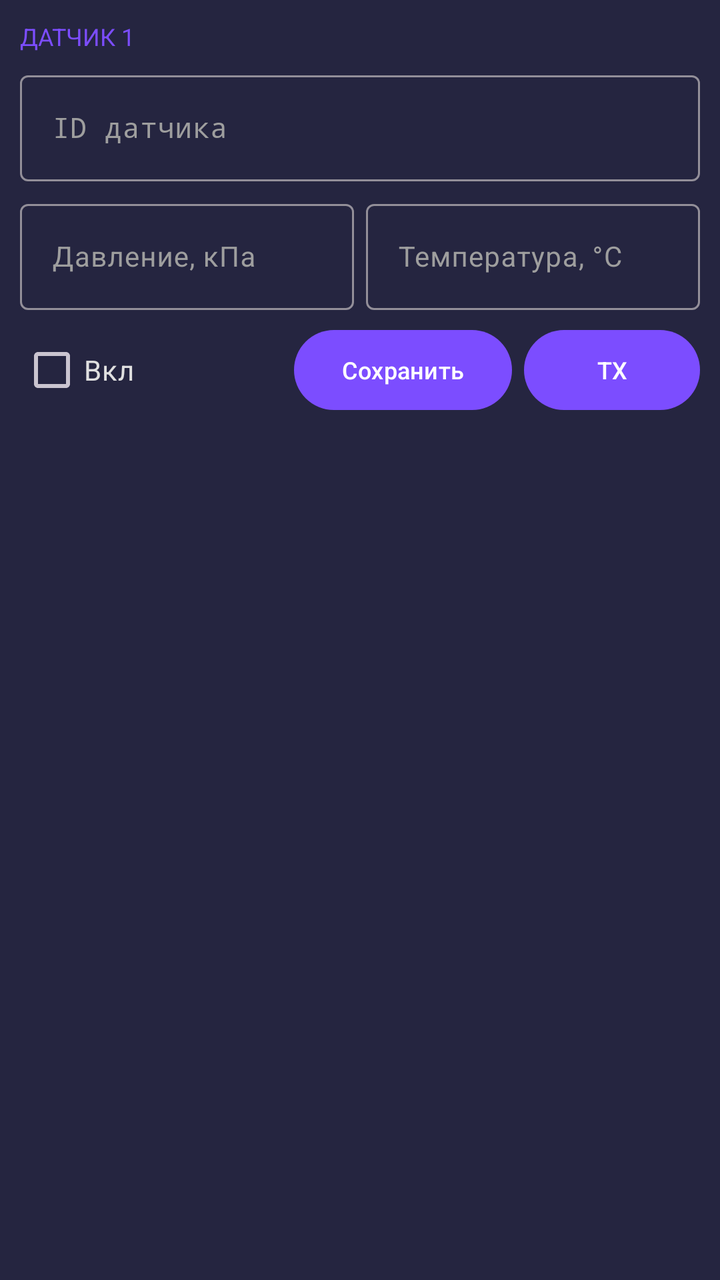
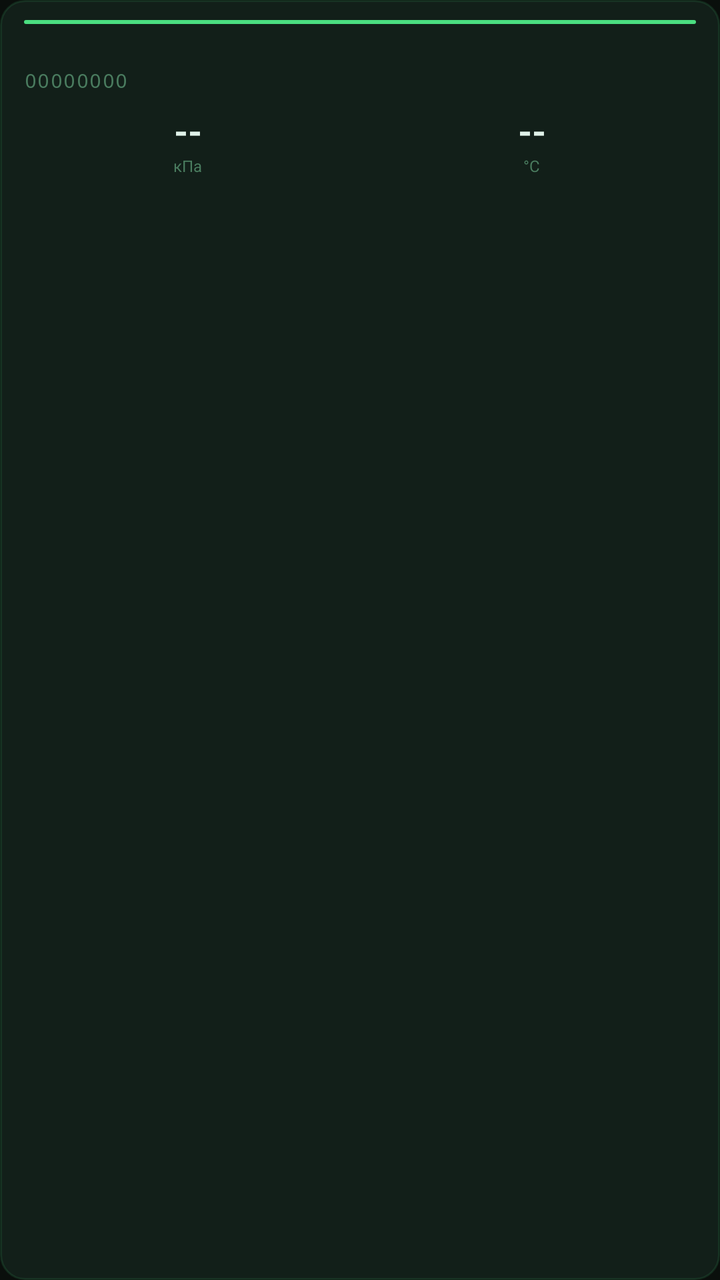

The first picture is an Android layout as it rendered before a commit; the second is the same layout after the commit. The layout source and the unified diff follow.
<!-- AndroidManifest.xml: application theme Theme.TPMS -->
<!-- res/layout/item_sensor.xml -->
<?xml version="1.0" encoding="utf-8"?>
<LinearLayout xmlns:android="http://schemas.android.com/apk/res/android"
    android:layout_width="match_parent"
    android:layout_height="wrap_content"
    xmlns:app="http://schemas.android.com/apk/res-auto"
    android:orientation="vertical"
    android:padding="10dp"
    android:layout_marginBottom="8dp"
    android:background="#252540">

    <TextView
        android:id="@+id/tvPosition"
        android:layout_width="wrap_content"
        android:layout_height="wrap_content"
        android:text="Датчик 1"
        android:textColor="#7C4DFF"
        android:textSize="12sp"
        android:textAllCaps="true"
        android:layout_marginBottom="6dp" />

    <com.google.android.material.textfield.TextInputLayout
        android:layout_width="match_parent"
        android:layout_height="wrap_content"
        android:layout_marginBottom="6dp"
        android:textColorHint="#9E9E9E">

        <com.google.android.material.textfield.TextInputEditText
            android:id="@+id/etSensorId"
            android:layout_width="match_parent"
            android:layout_height="wrap_content"
            android:hint="@string/sensor_id"
            android:maxLength="8"
            android:textColor="#E0E0E0"
            android:fontFamily="monospace"
            android:textSize="14sp" />
    </com.google.android.material.textfield.TextInputLayout>

    <LinearLayout
        android:layout_width="match_parent"
        android:layout_height="wrap_content"
        android:orientation="horizontal"
        android:layout_marginBottom="6dp">

        <com.google.android.material.textfield.TextInputLayout
            android:layout_width="0dp"
            android:layout_height="wrap_content"
            android:layout_weight="1"
            android:layout_marginEnd="6dp"
            android:textColorHint="#9E9E9E">

            <com.google.android.material.textfield.TextInputEditText
                android:id="@+id/etPressure"
                android:layout_width="match_parent"
                android:layout_height="wrap_content"
                android:hint="@string/pressure"
                android:inputType="number"
                android:textColor="#E0E0E0"
                android:textSize="14sp" />
        </com.google.android.material.textfield.TextInputLayout>

        <com.google.android.material.textfield.TextInputLayout
            android:layout_width="0dp"
            android:layout_height="wrap_content"
            android:layout_weight="1"
            android:textColorHint="#9E9E9E">

            <com.google.android.material.textfield.TextInputEditText
                android:id="@+id/etTemperature"
                android:layout_width="match_parent"
                android:layout_height="wrap_content"
                android:hint="@string/temperature"
                android:inputType="numberSigned"
                android:textColor="#E0E0E0"
                android:textSize="14sp" />
        </com.google.android.material.textfield.TextInputLayout>
    </LinearLayout>

    <LinearLayout
        android:layout_width="match_parent"
        android:layout_height="wrap_content"
        android:orientation="horizontal"
        android:gravity="center_vertical">

        <CheckBox
            android:id="@+id/cbEnabled"
            android:layout_width="0dp"
            android:layout_height="wrap_content"
            android:layout_weight="1"
            android:text="@string/enabled"
            android:textColor="#E0E0E0" />

        <Button
            android:id="@+id/btnSaveSensor"
            android:layout_width="wrap_content"
            android:layout_height="wrap_content"
            android:text="@string/save"
            android:textSize="12sp" />

        <Button
            android:id="@+id/btnTxSensor"
            android:layout_width="wrap_content"
            android:layout_height="wrap_content"
            android:text="TX"
            android:textSize="12sp"
            android:layout_marginStart="6dp" />
    </LinearLayout>
</LinearLayout>
<!-- resources referenced by this layout -->
<resources>
  <string name="enabled">Вкл</string>
  <string name="pressure">Давление, кПа</string>
  <string name="save">Сохранить</string>
  <string name="sensor_id">ID датчика</string>
  <string name="temperature">Температура, °C</string>
  <style name="Theme.TPMS" parent="Theme.Material3.Dark.NoActionBar">
          <item name="colorPrimary">@color/purple_500</item>
          <item name="colorPrimaryVariant">@color/purple_700</item>
          <item name="colorOnPrimary">@color/white</item>
          <item name="colorSecondary">@color/teal_200</item>
          <item name="android:statusBarColor">@color/black</item>
          <item name="android:windowBackground">@color/black</item>
      </style>
  <color name="purple_500">#7C4DFF</color>
  <color name="purple_700">#651FFF</color>
  <color name="white">#FFFFFFFF</color>
  <color name="teal_200">#69F0AE</color>
  <color name="black">#FF000000</color>
</resources>

<!-- the commit's change to res/layout/item_sensor.xml (unified diff, before → after) -->
@@ -1,107 +1,94 @@
 <?xml version="1.0" encoding="utf-8"?>
 <LinearLayout xmlns:android="http://schemas.android.com/apk/res/android"
-    android:layout_width="match_parent"
+    android:id="@+id/sensorCard"
+    android:layout_width="115dp"
     android:layout_height="wrap_content"
-    xmlns:app="http://schemas.android.com/apk/res-auto"
     android:orientation="vertical"
-    android:padding="10dp"
-    android:layout_marginBottom="8dp"
-    android:background="#252540">
+    android:background="@drawable/bg_sensor"
+    android:paddingStart="12dp"
+    android:paddingTop="10dp"
+    android:paddingEnd="12dp"
+    android:paddingBottom="10dp"
+    android:clickable="true"
+    android:focusable="true">
+
+    <View
+        android:layout_width="match_parent"
+        android:layout_height="2dp"
+        android:background="@drawable/bg_accent_line"
+        android:layout_marginBottom="6dp" />
 
     <TextView
-        android:id="@+id/tvPosition"
+        android:id="@+id/tvCardTitle"
         android:layout_width="wrap_content"
         android:layout_height="wrap_content"
-        android:text="Датчик 1"
-        android:textColor="#7C4DFF"
-        android:textSize="12sp"
+        android:textStyle="bold"
+        android:textSize="9sp"
+        android:textColor="@color/text_secondary"
         android:textAllCaps="true"
+        android:letterSpacing="0.06"
+        android:layout_marginBottom="3dp" />
+
+    <TextView
+        android:id="@+id/tvCardId"
+        android:layout_width="wrap_content"
+        android:layout_height="wrap_content"
+        android:text="00000000"
+        android:fontFamily="monospace"
+        android:textSize="10sp"
+        android:textColor="@color/text_muted"
+        android:letterSpacing="0.05"
         android:layout_marginBottom="6dp" />
-
-    <com.google.android.material.textfield.TextInputLayout
-        android:layout_width="match_parent"
-        android:layout_height="wrap_content"
-        android:layout_marginBottom="6dp"
-        android:textColorHint="#9E9E9E">
-
-        <com.google.android.material.textfield.TextInputEditText
-            android:id="@+id/etSensorId"
-            android:layout_width="match_parent"
-            android:layout_height="wrap_content"
-            android:hint="@string/sensor_id"
-            android:maxLength="8"
-            android:textColor="#E0E0E0"
-            android:fontFamily="monospace"
-            android:textSize="14sp" />
-    </com.google.android.material.textfield.TextInputLayout>
 
     <LinearLayout
         android:layout_width="match_parent"
         android:layout_height="wrap_content"
-        android:orientation="horizontal"
-        android:layout_marginBottom="6dp">
+        android:orientation="horizontal">
 
-        <com.google.android.material.textfield.TextInputLayout
+        <LinearLayout
             android:layout_width="0dp"
             android:layout_height="wrap_content"
             android:layout_weight="1"
-            android:layout_marginEnd="6dp"
-            android:textColorHint="#9E9E9E">
+            android:gravity="center_horizontal"
+            android:orientation="vertical"
+            android:layout_marginEnd="4dp">
+            <TextView
+                android:id="@+id/tvCardPressure"
+                android:layout_width="wrap_content"
+                android:layout_height="wrap_content"
+                android:textSize="18sp"
+                android:textStyle="bold"
+                android:textColor="@color/text_primary"
+                android:text="--" />
+            <TextView
+                android:layout_width="wrap_content"
+                android:layout_height="wrap_content"
+                android:textSize="8sp"
+                android:textColor="@color/text_muted"
+                android:text="@string/unit_kpa" />
+        </LinearLayout>
 
-            <com.google.android.material.textfield.TextInputEditText
-                android:id="@+id/etPressure"
-                android:layout_width="match_parent"
-                android:layout_height="wrap_content"
-                android:hint="@string/pressure"
-                android:inputType="number"
-                android:textColor="#E0E0E0"
-                android:textSize="14sp" />
-        </com.google.android.material.textfield.TextInputLayout>
-
-        <com.google.android.material.textfield.TextInputLayout
+        <LinearLayout
             android:layout_width="0dp"
             android:layout_height="wrap_content"
             android:layout_weight="1"
-            android:textColorHint="#9E9E9E">
-
-            <com.google.android.material.textfield.TextInputEditText
-                android:id="@+id/etTemperature"
-                android:layout_width="match_parent"
+            android:gravity="center_horizontal"
+            android:orientation="vertical"
+            android:layout_marginStart="4dp">
+            <TextView
+                android:id="@+id/tvCardTemp"
+                android:layout_width="wrap_content"
                 android:layout_height="wrap_content"
-                android:hint="@string/temperature"
-                android:inputType="numberSigned"
-                android:textColor="#E0E0E0"
-                android:textSize="14sp" />
-        </com.google.android.material.textfield.TextInputLayout>
-    </LinearLayout>
-
-    <LinearLayout
-        android:layout_width="match_parent"
-        android:layout_height="wrap_content"
-        android:orientation="horizontal"
-        android:gravity="center_vertical">
-
-        <CheckBox
-            android:id="@+id/cbEnabled"
-            android:layout_width="0dp"
-            android:layout_height="wrap_content"
-            android:layout_weight="1"
-            android:text="@string/enabled"
-            android:textColor="#E0E0E0" />
-
-        <Button
-            android:id="@+id/btnSaveSensor"
-            android:layout_width="wrap_content"
-            android:layout_height="wrap_content"
-            android:text="@string/save"
-            android:textSize="12sp" />
-
-        <Button
-            android:id="@+id/btnTxSensor"
-            android:layout_width="wrap_content"
-            android:layout_height="wrap_content"
-            android:text="TX"
-            android:textSize="12sp"
-            android:layout_marginStart="6dp" />
+                android:textSize="18sp"
+                android:textStyle="bold"
+                android:textColor="@color/text_primary"
+                android:text="--" />
+            <TextView
+                android:layout_width="wrap_content"
+                android:layout_height="wrap_content"
+                android:textSize="8sp"
+                android:textColor="@color/text_muted"
+                android:text="@string/unit_c" />
+        </LinearLayout>
     </LinearLayout>
 </LinearLayout>
<!-- resource entries referenced after the edit -->
@@ -1,22 +1,37 @@
 <!-- resources referenced by this layout -->
 <resources>
-  <string name="enabled">Вкл</string>
-  <string name="pressure">Давление, кПа</string>
-  <string name="save">Сохранить</string>
-  <string name="sensor_id">ID датчика</string>
-  <string name="temperature">Температура, °C</string>
+  <color name="text_muted">#4A7C5F</color>
+  <color name="text_primary">#E0F2E9</color>
+  <color name="text_secondary">#6B9E7F</color>
+  <!-- drawable bg_accent_line (drawable) -->
+  <?xml version="1.0" encoding="utf-8"?>
+  <shape xmlns:android="http://schemas.android.com/apk/res/android" android:shape="rectangle">
+      <solid android:color="@color/accent" />
+      <corners android:radius="1dp" />
+  </shape>
+  <!-- drawable bg_sensor (drawable) -->
+  <?xml version="1.0" encoding="utf-8"?>
+  <shape xmlns:android="http://schemas.android.com/apk/res/android" android:shape="rectangle">
+      <solid android:color="@color/bg_sensor" />
+      <stroke android:width="1dp" android:color="#1F4ADE80" />
+      <corners android:radius="12dp" />
+  </shape>
+  <string name="unit_c">°C</string>
+  <string name="unit_kpa">кПа</string>
   <style name="Theme.TPMS" parent="Theme.Material3.Dark.NoActionBar">
-          <item name="colorPrimary">@color/purple_500</item>
-          <item name="colorPrimaryVariant">@color/purple_700</item>
-          <item name="colorOnPrimary">@color/white</item>
-          <item name="colorSecondary">@color/teal_200</item>
-          <item name="android:statusBarColor">@color/black</item>
-          <item name="android:windowBackground">@color/black</item>
+          <item name="colorPrimary">@color/accent</item>
+          <item name="colorOnPrimary">@color/bg</item>
+          <item name="colorSecondary">@color/accent_text</item>
+          <item name="colorOnSecondary">@color/bg</item>
+          <item name="android:statusBarColor">@color/bg</item>
+          <item name="android:navigationBarColor">@color/bg</item>
+          <item name="android:windowBackground">@color/bg</item>
+          <item name="android:textColorPrimary">@color/text_primary</item>
+          <item name="android:textColorSecondary">@color/text_secondary</item>
       </style>
-  <color name="purple_500">#7C4DFF</color>
-  <color name="purple_700">#651FFF</color>
-  <color name="white">#FFFFFFFF</color>
-  <color name="teal_200">#69F0AE</color>
-  <color name="black">#FF000000</color>
+  <color name="accent">#4ADE80</color>
+  <color name="bg_sensor">#D914231C</color>
+  <color name="bg">#0A0F0C</color>
+  <color name="accent_text">#A7F3D0</color>
 </resources>
 
